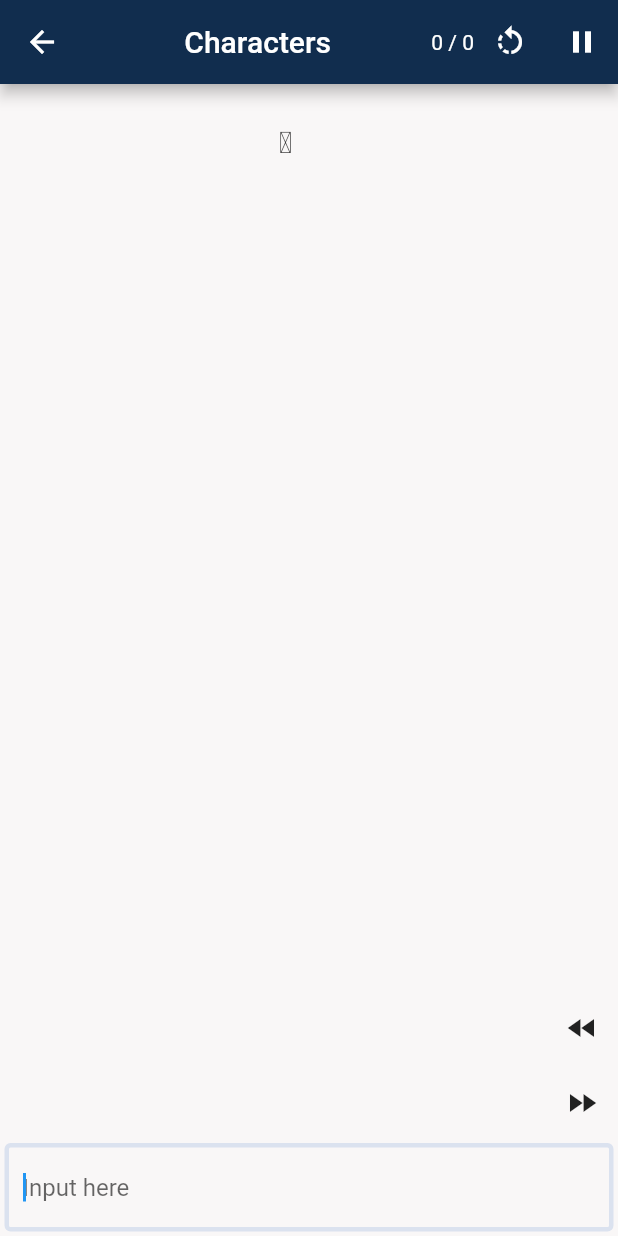
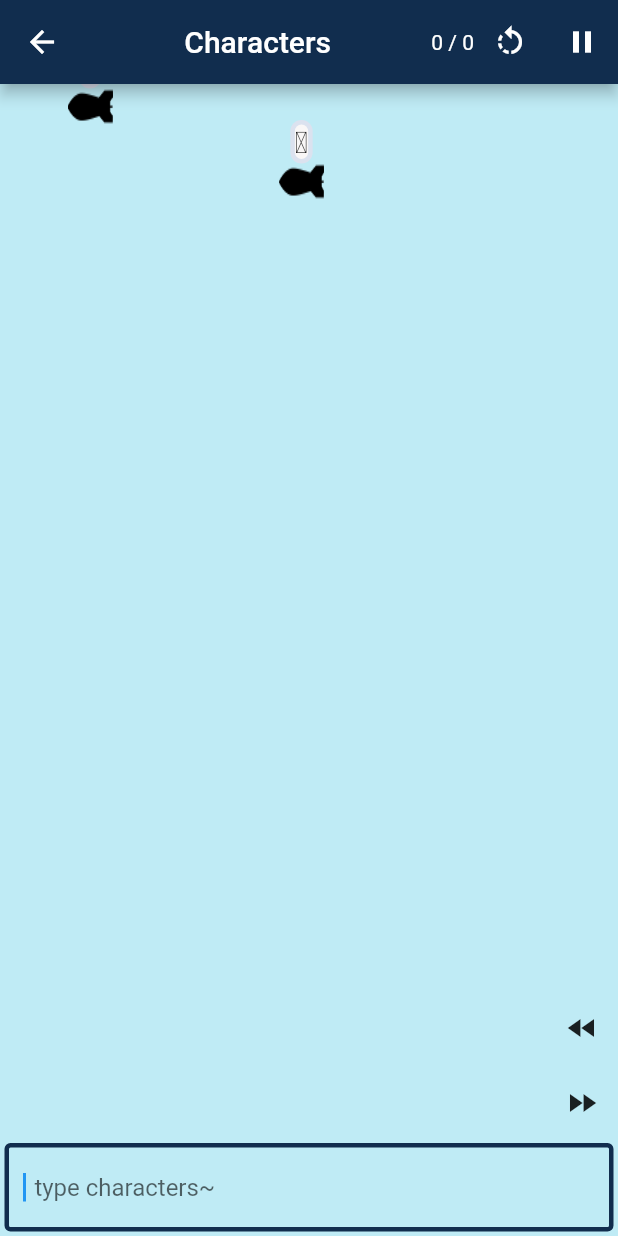
Before and after one commit to plateaukao/flutter_typing_game, a Flutter app: the screen it shows after launch, after a tap on "Korean Character", on a phone screen of 412 x 824 dp. Run offline on Flutter 3.47's test engine with Material 2 defaults, Android fonts, the phone set to English and light mode, and no system bars; missing offline and left inert: pimp_my_button, window_size.

Commit message:
add bomb under text

```diff
--- a/lib/theme_colors.dart
+++ b/lib/theme_colors.dart
@@ -6,4 +6,5 @@ class ThemeColors {
   static Color blue = Color(0xFFDBE2EF);
   static Color deepBlue = Color(0xFF3F72AF);
   static Color darkBlue = Color(0xFF112D4E);
+  static Color skyBlue = Color(0xFFBFEBF5);
 }
--- a/lib/ui/game_page.dart
+++ b/lib/ui/game_page.dart
@@ -117,6 +117,8 @@ class _GamePageState extends State<GamePage> {
             _speedUp();
           }
         },
+        child: Container(
+          color: ThemeColors.skyBlue,
           child: Column(
             children: [
               Expanded(
@@ -136,9 +138,9 @@ class _GamePageState extends State<GamePage> {
                   autofocus: true,
                   decoration: new InputDecoration(
                     focusedBorder: OutlineInputBorder(
-                    borderSide: BorderSide(color: ThemeColors.blue, width: 3.0),
+                      borderSide: BorderSide(color: ThemeColors.darkBlue, width: 3.0),
                     ),
-                  hintText: 'Input here',
+                    hintText: '  type characters~',
                   ),
                   controller: _myController,
                   onChanged: _textChanged,
@@ -146,6 +148,7 @@ class _GamePageState extends State<GamePage> {
               ),
               if (Platform.isMacOS) KeyboardLayout(KeyboardType.Korean, onReceiveCharacter: _textChanged),
             ],
+          ),
         ),
       ),
     );
@@ -193,8 +196,29 @@ class _GamePageState extends State<GamePage> {
     );
   }
 
+  // Widget _buildTextWidget(String word) =>
+  //     Text(word, style: (Platform.isMacOS) ? Theme.of(context).textTheme.headline2 : Theme.of(context).textTheme.headline6);
+
   Widget _buildTextWidget(String word) {
-    return Text(word, style: (Platform.isMacOS) ? Theme.of(context).textTheme.headline2 : Theme.of(context).textTheme.headline6);
+    return Column(
+      children: [
+        Container(
+            decoration: BoxDecoration(
+              borderRadius: BorderRadius.circular(10),
+              color: ThemeColors.white,
+              boxShadow: [
+                BoxShadow(color: ThemeColors.blue, spreadRadius: 3),
+              ],
+            ),
+            child: Text(word, style: (Platform.isMacOS) ? Theme.of(context).textTheme.headline2 : Theme.of(context).textTheme.headline6)
+        ),
+        Container(
+          width: ((Platform.isMacOS) ? 60 : 30) * word.length.toDouble(),
+          height: 30,
+          child: Image.asset("assets/images/bomb.png", fit: BoxFit.fill),
+        ),
+      ],
+    );
   }
 
   Widget _buildRestartButton() =>
--- a/lib/ui/vocab_list_page.dart
+++ b/lib/ui/vocab_list_page.dart
@@ -1,3 +1,5 @@
+import 'dart:io';
+
 import 'package:flutter/material.dart';
 import 'package:flutter/widgets.dart';
 import 'package:korean_typing_game/ui/game_page.dart';
@@ -66,7 +68,7 @@ class _VocabListPageState extends State<VocabListPage> {
     return Card(
         child: ListTile(
           onTap: () => GamePage.navigateTo(context, pageTitle, list),
-          title: Text(title),
+          title: (Platform.isMacOS) ? Center(child: Text(title)) : Text(title),
         ),
       );
   }
--- a/pubspec.yaml
+++ b/pubspec.yaml
@@ -55,6 +55,7 @@ flutter:
   # To add assets to your application, add an assets section, like this:
   assets:
     - assets/files/
+    - assets/images/
     #- images/a_dot_ham.jpeg
 
   # An image asset can refer to one or more resolution-specific "variants", see
```
Also changed, not shown: assets/images/bomb.png (added). Lines whose indentation alone changed are shown as unchanged.
